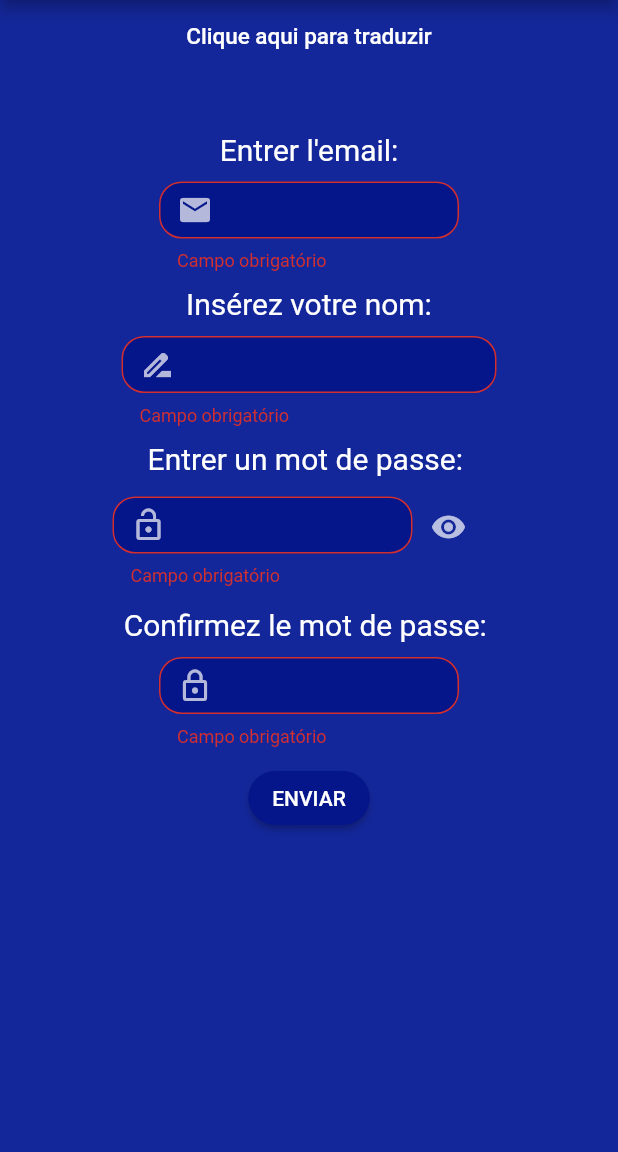
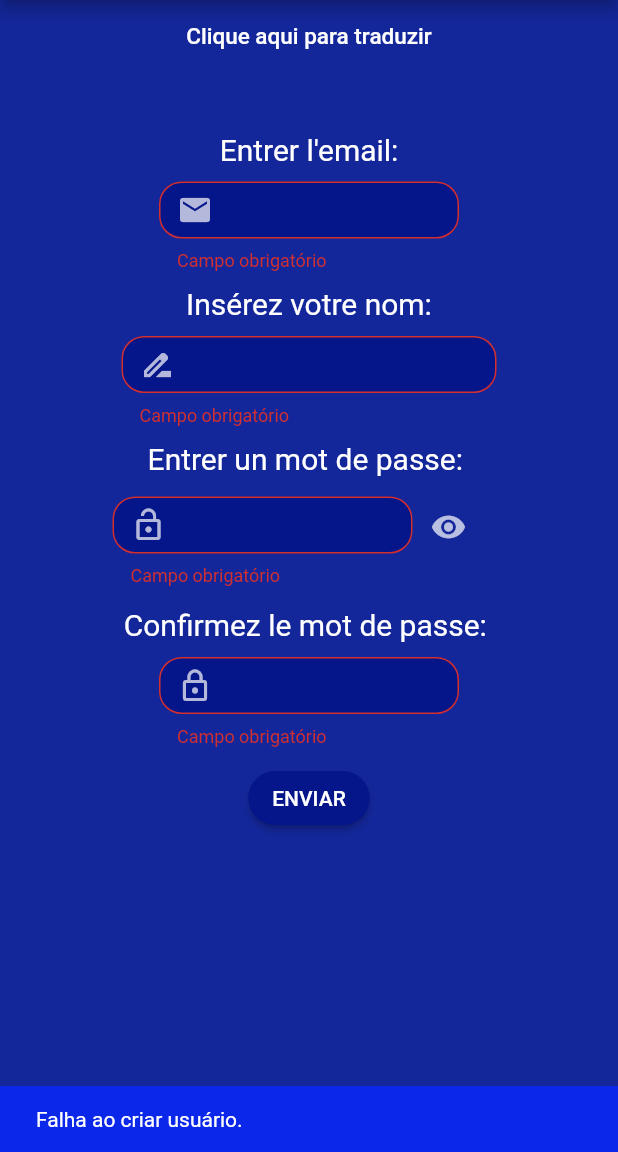
Before and after one commit to marcelosimim/petit-ami, a Flutter app: the Register screen opened directly, after a tap on "ENVIAR", on a phone screen of 412 x 824 dp, the part 84-1236 px from its top. Run offline on Flutter 3.47's test engine with Material 2 defaults, Android fonts, the phone set to English and light mode, and no system bars; our stand-ins replace avatar_glow, cloud_firestore, email_validator, firebase_auth, firebase_core, firebase_storage and 3 more; missing offline and left inert: dart:ffi; accounts and stored records are empty; Roboto replaces fonts that are missing (Imprima).

Commit message:
mensagem de erro login/cadastro

```diff
--- a/lib/screens/login.dart
+++ b/lib/screens/login.dart
@@ -148,8 +148,9 @@ class _LoginState extends State<Login> {
   void _onFail(){
     ScaffoldMessenger.of(context).showSnackBar(
       const SnackBar(
+        backgroundColor: Color(0xFF0B27EA),
         content: Text(
-          'Success!\n Copied download URL to Clipboard!',
+          'Usuário ou senha inválido(s)',
         ),
       ),
     );
--- a/lib/screens/register.dart
+++ b/lib/screens/register.dart
@@ -214,6 +214,14 @@ class _RegisterState extends State<Register> {
   }
 
   void _onFail(){
+    ScaffoldMessenger.of(context).showSnackBar(
+      const SnackBar(
+        backgroundColor: Color(0xFF0B27EA),
+        content: Text(
+          'Falha ao criar usuário.',
+        ),
+      ),
+    );
     print('fail');
   }
 }
```
